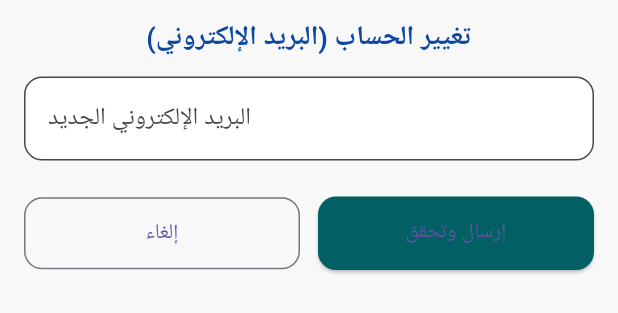
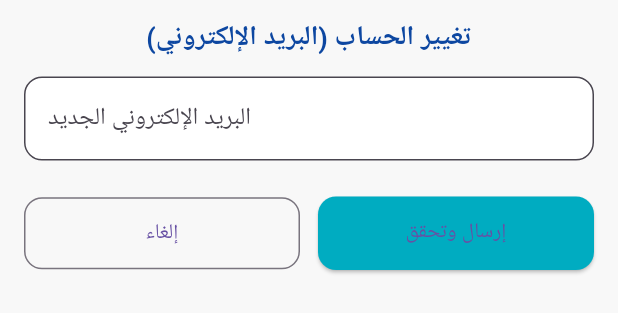
Before and after one commit to HazemJamous/Medical-Laboratory, a Flutter app: the ChangeEmailForm widget shown alone on an empty page, opened directly with empty values, on a phone screen of 412 x 824 dp. Shown: the top 313 px of the screen. Run offline on Flutter 3.47's test engine with Material 3 defaults, Android fonts, the phone set to English and light mode, and no system bars; our stand-ins replace bloc, cached_network_image, dio, firebase_core, firebase_messaging, flutter_bloc and 9 more; accounts and stored records are empty; network calls fail.

Commit message:
profile editting

```diff
--- a/lib/core/api/api_link.dart
+++ b/lib/core/api/api_link.dart
@@ -1,5 +1,5 @@
 abstract final class ApiLink {
-  static const baseUrl = "http://10.143.87.216:8000";
+  static const baseUrl = "http://192.168.249.216:8000";
   static const baseApiUrl = "$baseUrl/api";
   static const login = '$baseApiUrl/login';
   static const advertisementSearch = '$baseApiUrl/advertisementSearch';
--- a/lib/features/pages/home/drawer/editing_email_form.dart
+++ b/lib/features/pages/home/drawer/editing_email_form.dart
@@ -93,12 +93,10 @@ class _ChangeEmailFormState extends State<ChangeEmailForm> {
           BlocConsumer<UpdateEmailCubit, UpdateEmailState>(
             listener: (ctx, state) async {
               if (state is UpdateEmailSuccessState) {
-                // جلب البريد المؤقت من SharedPreferences
                 final prefs = await SharedPreferences.getInstance();
                 final pendingEmail =
                     prefs.getString('pending_email') ?? state.emailModel.email;
 
-                // ننتقل لصفحة OTP بطريقة تمنع الرجوع للخلف (pushReplacement)
                 Navigator.of(context).pushReplacement(
                   MaterialPageRoute(
                     builder: (_) => OtpVerificationPage(email: pendingEmail),
@@ -108,6 +106,7 @@ class _ChangeEmailFormState extends State<ChangeEmailForm> {
                 ScaffoldMessenger.of(widget.parentContext).showSnackBar(
                   SnackBar(
                     content: Text('أرسلنا كود التحقق إلى $pendingEmail'),
+                    backgroundColor: AppColors.buttonSecondary,
                   ),
                 );
               } else if (state is UpdateEmailFailureState) {
@@ -156,7 +155,7 @@ class _ChangeEmailFormState extends State<ChangeEmailForm> {
                               )
                             : const Text('إرسال وتحقق'),
                         style: ElevatedButton.styleFrom(
-                          backgroundColor: AppColors.accentDark,
+                          backgroundColor: AppColors.accent,
                           padding: const EdgeInsets.symmetric(vertical: 14),
                           shape: RoundedRectangleBorder(
                             borderRadius: BorderRadius.circular(12),
--- a/lib/features/pages/tabs_options/details_lab_page.dart
+++ b/lib/features/pages/tabs_options/details_lab_page.dart
@@ -96,7 +96,7 @@ class DetailsLabPage extends StatelessWidget {
                     imageUrl: ApiLink.fileUrl(model.imagePath),
                     height: 180,
                     width: double.infinity,
-                    fit: BoxFit.fill,
+                    fit: BoxFit.contain,
                     placeholder: (_, __) => Container(
                       height: 180,
                       color: Colors.grey.shade200,
--- a/lib/shared/widgets/home_widgets/lab_card_home_widget.dart
+++ b/lib/shared/widgets/home_widgets/lab_card_home_widget.dart
@@ -97,7 +97,7 @@ class _LabCardState extends State<LabCardHome> {
                                 imageUrl: imageUrl.isNotEmpty
                                     ? imageUrl
                                     : "https://via.placeholder.com/300x200.png?text=Lab",
-                                fit: BoxFit.fill,
+                                fit: BoxFit.contain,
                                 placeholder: (ctx, url) => Container(
                                   color: Colors.grey.shade100,
                                   child: const Center(
```
Also changed, not shown: lib/features/pages/laboratory/laboratorys_page.dart (+6 -2 lines).
